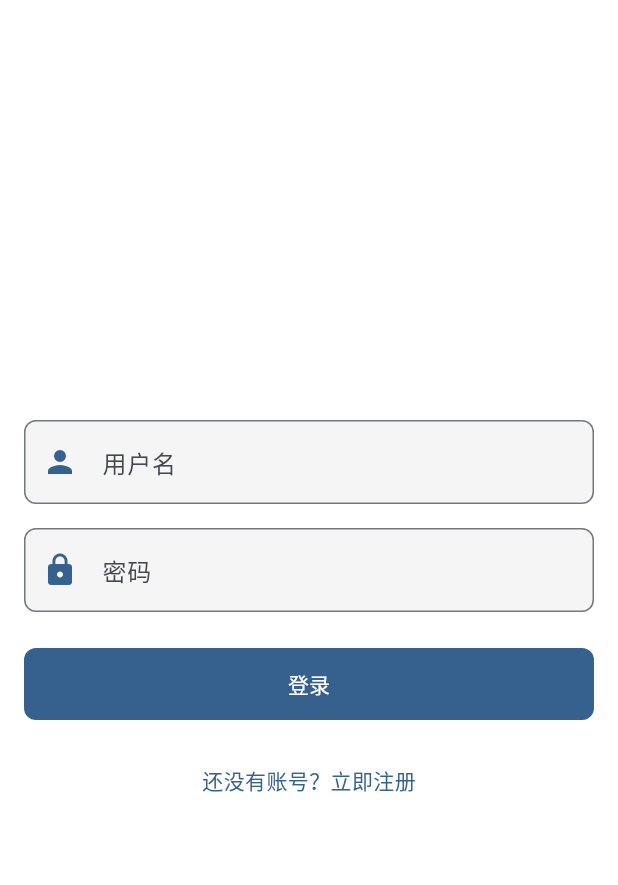
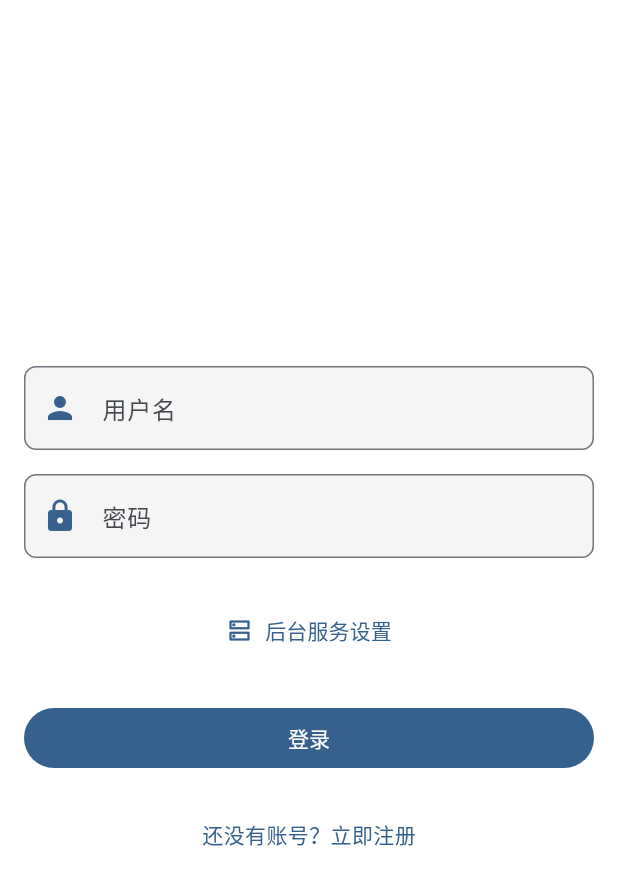
Before and after one commit to clssw1004/clsswjz-app, a Flutter app: the screen it shows after launch, on a phone screen of 412 x 824 dp. Shown: the top 885 px of the screen. Run offline on Flutter 3.47's test engine with Material 3 defaults, Android fonts, the phone set to English and light mode, and no system bars; our stand-ins replace dio, shared_preferences, sqflite, sqflite_common_ffi; missing offline and left inert: universal_html; accounts and stored records are empty.

```diff
--- a/lib/constants/theme_constants.dart
+++ b/lib/constants/theme_constants.dart
@@ -24,10 +24,35 @@ class AppDimens {
   static const double radiusTiny = 4.0;
 
   // 高度
-  static const double buttonHeight = 48.0;
   static const double inputHeight = 40.0;
   static const double chipHeight = 32.0;
 
   // 字体大小
   static const double fontSizeTiny = 12.0;
+
+  // 断点
+  static const double breakpointMobile = 600;
+  static const double breakpointTablet = 900;
+  static const double breakpointDesktop = 1200;
+
+  // 对话框
+  static const double dialogRadius = 28.0;
+  static const double dialogMaxWidth = 560.0;
+  static const double dialogPadding = 24.0;
+
+  // 输入框
+  static const double inputRadius = 12.0;
+
+  // 按钮
+  static const double buttonRadius = 20.0;
+  static const double buttonHeight = 40.0;
+
+  // 卡片
+  static const double cardRadius = 12.0;
+
+  // 间距
+  static const double spacing8 = 8.0;
+  static const double spacing12 = 12.0;
+  static const double spacing16 = 16.0;
+  static const double spacing24 = 24.0;
 }
--- a/lib/data/http/api_endpoints.dart
+++ b/lib/data/http/api_endpoints.dart
@@ -6,4 +6,5 @@ class ApiEndpoints {
   static const String categories = '/api/account/category';
   static const String funds = '/api/account/fund';
   static const String shops = '/api/account/shop';
+  static const String health = '/api/health';
 }
--- a/lib/data/http/http_client.dart
+++ b/lib/data/http/http_client.dart
@@ -139,4 +139,8 @@ class HttpClient {
       message: e.message ?? 'Request failed',
     );
   }
+
+  void setBaseUrl(String baseUrl) {
+    _dio.options.baseUrl = baseUrl;
+  }
 }
--- a/lib/data/http/http_data_source.dart
+++ b/lib/data/http/http_data_source.dart
@@ -4,13 +4,24 @@ import '../data_source.dart';
 import '../../models/models.dart';
 import 'api_endpoints.dart';
 import 'http_client.dart';
+import 'package:shared_preferences/shared_preferences.dart';
 
 class HttpDataSource implements DataSource {
   final HttpClient _httpClient;
   String? _token;
 
-  HttpDataSource({String baseUrl = 'http://192.168.2.147:3000'})
-      : _httpClient = HttpClient(baseUrl: baseUrl);
+  HttpDataSource._internal({String? baseUrl})
+      : _httpClient = HttpClient(
+          baseUrl: baseUrl ?? 'http://192.168.2.147:3000',
+        );
+
+  factory HttpDataSource({String? baseUrl}) {
+    return HttpDataSource._internal(baseUrl: baseUrl);
+  }
+
+  Future<void> initializeBaseUrl(String url) async {
+    _httpClient.setBaseUrl(url);
+  }
 
   void setToken(String token) {
     _token = token;
@@ -410,5 +421,19 @@ class HttpDataSource implements DataSource {
       rethrow;
     }
   }
+
+  @override
+  Future<ServerStatus> serverStatus() async {
+    try {
+      final response = await _httpClient.request<Map<String, dynamic>>(
+        path: '${ApiEndpoints.health}',
+        method: HttpMethod.get,
+      );
+      return ServerStatus.fromJson(response);
+    } on DioException catch (e) {
+      throw _handleDioError(e);
+    }
+  }
+
   // 继续实现其他方法...
 }
--- a/lib/data/sqlite/sqlite_data_source.dart
+++ b/lib/data/sqlite/sqlite_data_source.dart
@@ -475,4 +475,9 @@ class SqliteDataSource implements DataSource {
             }))
         .toList();
   }
+
+  @override
+  Future<ServerStatus> serverStatus() {
+    throw UnimplementedError('SQLite does not support server status check');
+  }
 }
--- a/lib/pages/account_item_info.dart
+++ b/lib/pages/account_item_info.dart
@@ -363,7 +363,11 @@ class _AccountItemFormState extends State<AccountItemForm> {
 
       if (!mounted) return;
       Navigator.pop(context, true);
-      MessageHelper.showSuccess(context, message: '保存成功');
+      MessageHelper.showSuccess(
+        context,
+        message: '保存成功',
+        showInRelease: true, // 在发布模式也显示保存成功提示
+      );
     } catch (e) {
       if (!mounted) return;
       MessageHelper.showError(context, message: e.toString());
--- a/lib/pages/login_page.dart
+++ b/lib/pages/login_page.dart
@@ -3,6 +3,8 @@ import '../services/auth_service.dart';
 import '../pages/register_page.dart';
 import '../services/user_service.dart';
 import '../utils/message_helper.dart';
+import '../constants/theme_constants.dart';
+import '../pages/settings/widgets/server_url_dialog.dart';
 
 class LoginPage extends StatefulWidget {
   @override
@@ -48,12 +50,20 @@ class LoginPageState extends State<LoginPage> {
 
     return Scaffold(
       body: Center(
-        child: Padding(
-          padding: EdgeInsets.all(16.0),
+        child: ConstrainedBox(
+          constraints: BoxConstraints(
+            maxWidth: AppDimens.dialogMaxWidth,
+          ),
+          child: SingleChildScrollView(
+            padding: EdgeInsets.symmetric(
+              horizontal: AppDimens.padding,
+              vertical: AppDimens.spacing24,
+            ),
             child: Form(
               key: _formKey,
               child: Column(
                 mainAxisAlignment: MainAxisAlignment.center,
+                crossAxisAlignment: CrossAxisAlignment.stretch,
                 children: [
                   TextFormField(
                     controller: _usernameController,
@@ -114,17 +124,47 @@ class LoginPageState extends State<LoginPage> {
                     },
                   ),
                   SizedBox(height: 24),
+                  TextButton.icon(
+                    onPressed: () => showDialog(
+                      context: context,
+                      builder: (context) => ServerUrlDialog(),
+                    ),
+                    icon: Icon(
+                      Icons.dns_outlined,
+                      size: 18,
+                      color: colorScheme.primary,
+                    ),
+                    label: Text(
+                      '后台服务设置',
+                      style: theme.textTheme.labelLarge?.copyWith(
+                        color: colorScheme.primary,
+                      ),
+                    ),
+                    style: TextButton.styleFrom(
+                      padding: EdgeInsets.symmetric(
+                        horizontal: AppDimens.spacing16,
+                        vertical: AppDimens.spacing8,
+                      ),
+                      shape: RoundedRectangleBorder(
+                        borderRadius:
+                            BorderRadius.circular(AppDimens.buttonRadius),
+                      ),
+                    ),
+                  ),
+                  SizedBox(height: 24),
                   _isLoading
                       ? CircularProgressIndicator(
-                        valueColor:
-                            AlwaysStoppedAnimation<Color>(colorScheme.primary),
+                          valueColor: AlwaysStoppedAnimation<Color>(
+                              colorScheme.primary),
                         )
                       : FilledButton(
                           onPressed: _handleLogin,
                           style: FilledButton.styleFrom(
-                          minimumSize: Size(double.infinity, 48),
+                            minimumSize:
+                                Size(double.infinity, AppDimens.buttonHeight),
                             shape: RoundedRectangleBorder(
-                            borderRadius: BorderRadius.circular(8),
+                              borderRadius:
+                                  BorderRadius.circular(AppDimens.buttonRadius),
                             ),
                           ),
                           child: Text(
@@ -154,6 +194,7 @@ class LoginPageState extends State<LoginPage> {
             ),
           ),
         ),
+      ),
     );
   }
 
```
Also changed, not shown: lib/data/data_source.dart (+54 -0 lines), lib/pages/settings/widgets/server_url_dialog.dart (added, +239 -0 lines), lib/pages/settings_page.dart (+15 -3 lines), lib/services/api_service.dart (+20 -0 lines). Lines whose indentation alone changed are shown as unchanged.
